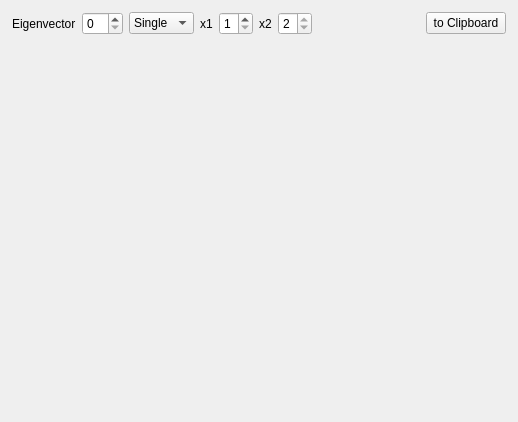
Before: the Qt Designer form _AlgorithmsPlugins/Projections/contourPlots.ui in b4silio/MLDemos, drawn with Qt 5.
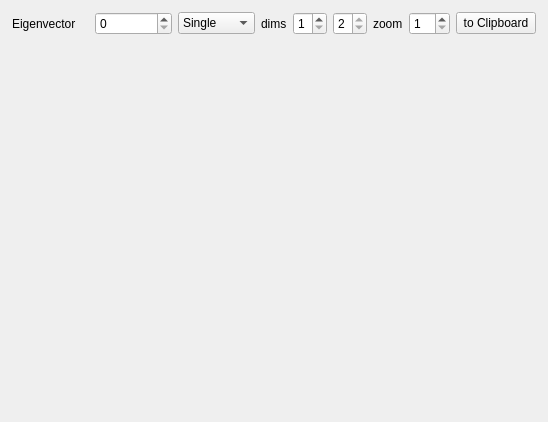
After: the same form once the commit is applied.

Diff of the .ui file:
```diff
--- a/_AlgorithmsPlugins/Projections/contourPlots.ui
+++ b/_AlgorithmsPlugins/Projections/contourPlots.ui
@@ -6,7 +6,7 @@
    <rect>
     <x>0</x>
     <y>0</y>
-    <width>518</width>
+    <width>548</width>
     <height>422</height>
    </rect>
   </property>
@@ -25,7 +25,7 @@
    </property>
    <item>
     <widget class="QWidget" name="widget" native="true">
-     <layout class="QHBoxLayout" name="horizontalLayout">
+     <layout class="QHBoxLayout" name="horizontalLayout" stretch="0,0,0,0,0">
       <property name="leftMargin">
        <number>12</number>
       </property>
@@ -100,7 +100,7 @@
             </font>
            </property>
            <property name="text">
-            <string>x1</string>
+            <string>dims</string>
            </property>
           </widget>
          </item>
@@ -114,18 +114,6 @@
            </property>
           </widget>
          </item>
-         <item>
-          <widget class="QLabel" name="label_3">
-           <property name="font">
-            <font>
-             <pointsize>9</pointsize>
-            </font>
-           </property>
-           <property name="text">
-            <string>x2</string>
-           </property>
-          </widget>
-         </item>
          <item>
           <widget class="QSpinBox" name="spinX2">
            <property name="minimum">
@@ -136,22 +124,39 @@
            </property>
           </widget>
          </item>
+         <item>
+          <widget class="QLabel" name="label_4">
+           <property name="font">
+            <font>
+             <pointsize>9</pointsize>
+            </font>
+           </property>
+           <property name="text">
+            <string>zoom</string>
+           </property>
+          </widget>
+         </item>
+         <item>
+          <widget class="QSpinBox" name="spinZoom">
+           <property name="font">
+            <font>
+             <pointsize>9</pointsize>
+            </font>
+           </property>
+           <property name="minimum">
+            <number>1</number>
+           </property>
+           <property name="maximum">
+            <number>10</number>
+           </property>
+           <property name="value">
+            <number>1</number>
+           </property>
+          </widget>
+         </item>
         </layout>
        </widget>
       </item>
-      <item>
-       <spacer name="horizontalSpacer_2">
-        <property name="orientation">
-         <enum>Qt::Horizontal</enum>
-        </property>
-        <property name="sizeHint" stdset="0">
-         <size>
-          <width>40</width>
-          <height>20</height>
-         </size>
-        </property>
-       </spacer>
-      </item>
       <item>
        <widget class="QPushButton" name="clipboardButton">
         <property name="font">
```
